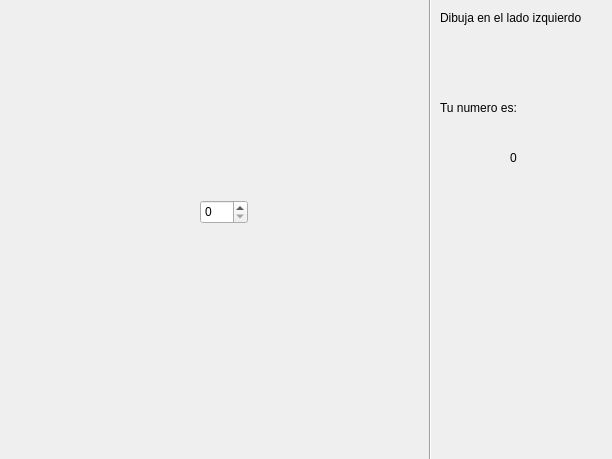
Before: the Qt Designer form UI/KnowYourNumbers/draw.ui in a4vg/DLNumbers, drawn with Qt 5.
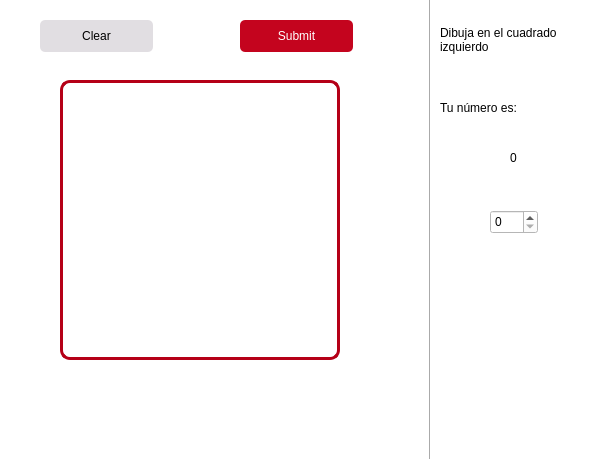
After: the same form once the commit is applied. Icons and pictures are not drawn.

```diff
--- a/UI/KnowYourNumbers/draw.ui
+++ b/UI/KnowYourNumbers/draw.ui
@@ -11,7 +11,10 @@
    </rect>
   </property>
   <property name="windowTitle">
-   <string>Dialog</string>
+   <string>Draw Your Number</string>
+  </property>
+  <property name="styleSheet">
+   <string notr="true">background: white</string>
   </property>
   <widget class="Line" name="line">
    <property name="geometry">
@@ -30,13 +33,13 @@
    <property name="geometry">
     <rect>
      <x>440</x>
-     <y>10</y>
+     <y>20</y>
      <width>161</width>
-     <height>16</height>
+     <height>41</height>
     </rect>
    </property>
    <property name="text">
-    <string>Dibuja en el lado izquierdo</string>
+    <string>&lt;html&gt;&lt;head/&gt;&lt;body&gt;&lt;p&gt;Dibuja en el cuadrado &lt;br&gt;izquierdo&lt;/p&gt;&lt;/body&gt;&lt;/html&gt;</string>
    </property>
   </widget>
   <widget class="QLabel" name="label_2">
@@ -49,7 +52,7 @@
     </rect>
    </property>
    <property name="text">
-    <string>Tu numero es:</string>
+    <string>Tu número es:</string>
    </property>
   </widget>
   <widget class="QLabel" name="label_numero">
@@ -68,13 +71,191 @@
   <widget class="QSpinBox" name="spinBox">
    <property name="geometry">
     <rect>
-     <x>200</x>
-     <y>200</y>
+     <x>490</x>
+     <y>210</y>
      <width>48</width>
      <height>24</height>
     </rect>
    </property>
   </widget>
+  <widget class="QPushButton" name="clearbutton">
+   <property name="geometry">
+    <rect>
+     <x>40</x>
+     <y>20</y>
+     <width>113</width>
+     <height>32</height>
+    </rect>
+   </property>
+   <property name="styleSheet">
+    <string notr="true">QPushButton{
+        color: black;
+        background-color: rgb(225, 222, 226);
+        border: none;
+        border-radius: 5%;
+}</string>
+   </property>
+   <property name="text">
+    <string>Clear</string>
+   </property>
+  </widget>
+  <widget class="QPushButton" name="submitbutton">
+   <property name="geometry">
+    <rect>
+     <x>240</x>
+     <y>20</y>
+     <width>113</width>
+     <height>32</height>
+    </rect>
+   </property>
+   <property name="styleSheet">
+    <string notr="true">QPushButton{
+        color: white;
+        background-color: rgb(196, 4, 30);
+        border: none;
+        border-radius: 5%;
+}</string>
+   </property>
+   <property name="text">
+    <string>Submit</string>
+   </property>
+  </widget>
+  <widget class="QFrame" name="drawingspace">
+   <property name="geometry">
+    <rect>
+     <x>60</x>
+     <y>80</y>
+     <width>280</width>
+     <height>280</height>
+    </rect>
+   </property>
+   <property name="palette">
+    <palette>
+     <active>
+      <colorrole role="Button">
+       <brush brushstyle="SolidPattern">
+        <color alpha="0">
+         <red>255</red>
+         <green>255</green>
+         <blue>255</blue>
+        </color>
+       </brush>
+      </colorrole>
+      <colorrole role="Base">
+       <brush brushstyle="SolidPattern">
+        <color alpha="0">
+         <red>255</red>
+         <green>255</green>
+         <blue>255</blue>
+        </color>
+       </brush>
+      </colorrole>
+      <colorrole role="Window">
+       <brush brushstyle="SolidPattern">
+        <color alpha="0">
+         <red>255</red>
+         <green>255</green>
+         <blue>255</blue>
+        </color>
+       </brush>
+      </colorrole>
+     </active>
+     <inactive>
+      <colorrole role="Button">
+       <brush brushstyle="SolidPattern">
+        <color alpha="0">
+         <red>255</red>
+         <green>255</green>
+         <blue>255</blue>
+        </color>
+       </brush>
+      </colorrole>
+      <colorrole role="Base">
+       <brush brushstyle="SolidPattern">
+        <color alpha="0">
+         <red>255</red>
+         <green>255</green>
+         <blue>255</blue>
+        </color>
+       </brush>
+      </colorrole>
+      <colorrole role="Window">
+       <brush brushstyle="SolidPattern">
+        <color alpha="0">
+         <red>255</red>
+         <green>255</green>
+         <blue>255</blue>
+        </color>
+       </brush>
+      </colorrole>
+     </inactive>
+     <disabled>
+      <colorrole role="Button">
+       <brush brushstyle="SolidPattern">
+        <color alpha="0">
+         <red>255</red>
+         <green>255</green>
+         <blue>255</blue>
+        </color>
+       </brush>
+      </colorrole>
+      <colorrole role="Base">
+       <brush brushstyle="SolidPattern">
+        <color alpha="0">
+         <red>255</red>
+         <green>255</green>
+         <blue>255</blue>
+        </color>
+       </brush>
+      </colorrole>
+      <colorrole role="Window">
+       <brush brushstyle="SolidPattern">
+        <color alpha="0">
+         <red>255</red>
+         <green>255</green>
+         <blue>255</blue>
+        </color>
+       </brush>
+      </colorrole>
+     </disabled>
+    </palette>
+   </property>
+   <property name="styleSheet">
+    <string notr="true">QFrame{
+        background-color: rgba(255, 255, 255, 0);
+        border: 3px solid rgb(181, 0, 23);
+        border-radius: 10%;
+}</string>
+   </property>
+   <property name="frameShape">
+    <enum>QFrame::StyledPanel</enum>
+   </property>
+   <property name="frameShadow">
+    <enum>QFrame::Raised</enum>
+   </property>
+  </widget>
+  <widget class="QLabel" name="knowyourlogo">
+   <property name="geometry">
+    <rect>
+     <x>450</x>
+     <y>380</y>
+     <width>141</width>
+     <height>51</height>
+    </rect>
+   </property>
+   <property name="styleSheet">
+    <string notr="true">background:transparent</string>
+   </property>
+   <property name="text">
+    <string/>
+   </property>
+   <property name="pixmap">
+    <pixmap>KnowYourLogo.png</pixmap>
+   </property>
+   <property name="scaledContents">
+    <bool>true</bool>
+   </property>
+  </widget>
  </widget>
  <resources/>
  <connections/>
```
